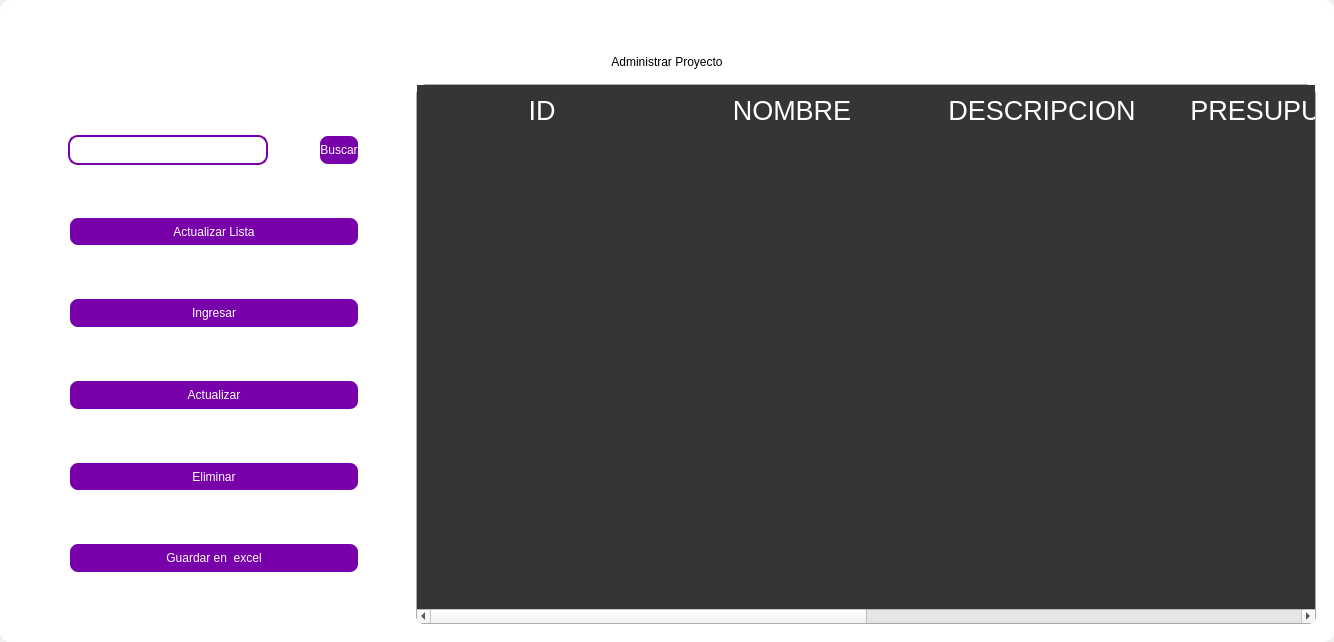
Qt form design/standar/mainproject1.ui (codemiguel-dev/ERP-EmprendeSoft-Desktop) before a commit.
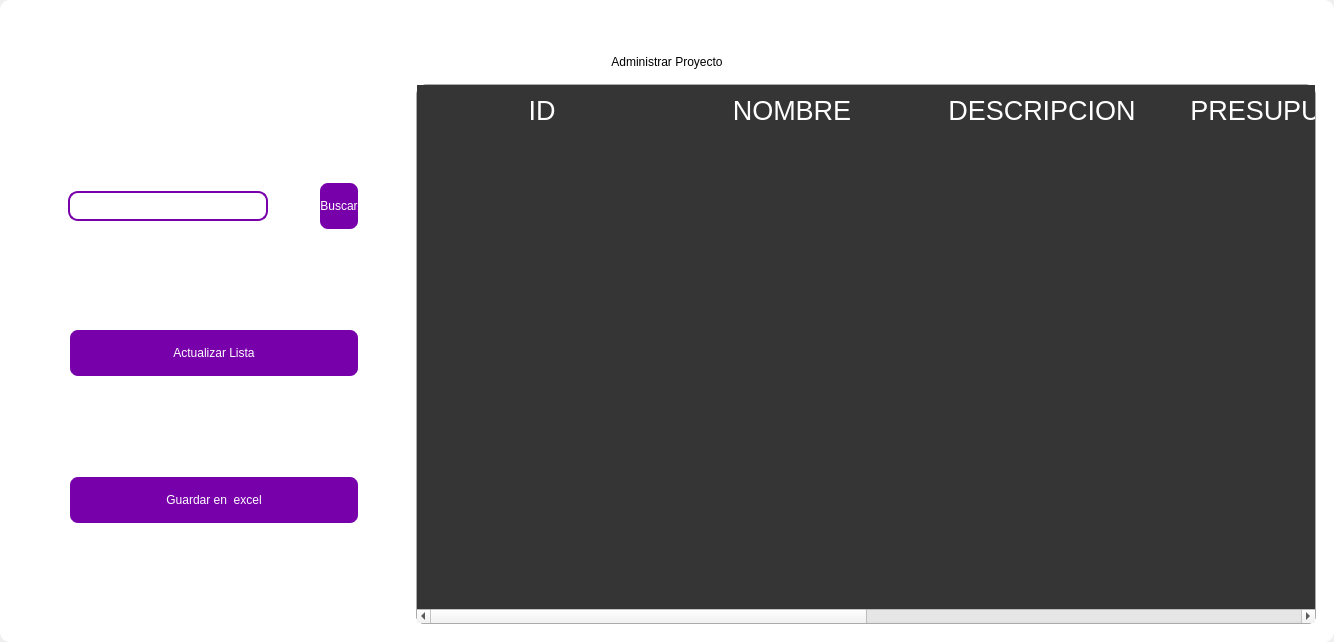
The same form after that commit. Icons and pictures are not drawn.

Patch:
```diff
--- a/design/standar/mainproject1.ui
+++ b/design/standar/mainproject1.ui
@@ -517,123 +517,6 @@
               </property>
              </widget>
             </item>
-            <item>
-             <widget class="QPushButton" name="btn_add">
-              <property name="maximumSize">
-               <size>
-                <width>300</width>
-                <height>50</height>
-               </size>
-              </property>
-              <property name="cursor">
-               <cursorShape>PointingHandCursor</cursorShape>
-              </property>
-              <property name="styleSheet">
-               <string notr="true">QPushButton{
-border-radius:10px; 
-font: 12pt &quot;Arial&quot;;
-color: rgb(255, 255, 254);
-border: 2px solid #ffffff;
-	background-color: rgb(120, 0, 171);
-}
-
-QPushButton:hover{
-border-radius:10px; 
-font: 12pt &quot;Arial&quot;;
-color: rgb(255, 255, 255);
-border: 2px solid rgb(120, 0, 171);
-	background-color: rgb(120, 0, 171);
-}</string>
-              </property>
-              <property name="text">
-               <string>Ingresar</string>
-              </property>
-              <property name="iconSize">
-               <size>
-                <width>35</width>
-                <height>35</height>
-               </size>
-              </property>
-             </widget>
-            </item>
-            <item>
-             <widget class="QPushButton" name="btn_update">
-              <property name="maximumSize">
-               <size>
-                <width>300</width>
-                <height>50</height>
-               </size>
-              </property>
-              <property name="cursor">
-               <cursorShape>PointingHandCursor</cursorShape>
-              </property>
-              <property name="styleSheet">
-               <string notr="true">QPushButton{
-border-radius:10px; 
-font: 12pt &quot;Arial&quot;;
-color: rgb(255, 255, 254);
-border: 2px solid #ffffff;
-	background-color: rgb(120, 0, 171);
-}
-
-QPushButton:hover{
-border-radius:10px; 
-font: 12pt &quot;Arial&quot;;
-color: rgb(255, 255, 255);
-border: 2px solid rgb(120, 0, 171);
-	background-color: rgb(120, 0, 171);
-}</string>
-              </property>
-              <property name="text">
-               <string>Actualizar</string>
-              </property>
-              <property name="iconSize">
-               <size>
-                <width>35</width>
-                <height>35</height>
-               </size>
-              </property>
-             </widget>
-            </item>
-            <item>
-             <widget class="QPushButton" name="btn_delete">
-              <property name="maximumSize">
-               <size>
-                <width>300</width>
-                <height>50</height>
-               </size>
-              </property>
-              <property name="cursor">
-               <cursorShape>PointingHandCursor</cursorShape>
-              </property>
-              <property name="styleSheet">
-               <string notr="true">QPushButton{
-border-radius:10px; 
-font: 12pt &quot;Arial&quot;;
-color: rgb(255, 255, 254);
-border: 2px solid #ffffff;
-	background-color: rgb(120, 0, 171);
-}
-
-QPushButton:hover{
-border-radius:10px; 
-font: 12pt &quot;Arial&quot;;
-color: rgb(255, 255, 255);
-border: 2px solid rgb(120, 0, 171);
-	background-color: rgb(120, 0, 171);
-}</string>
-              </property>
-              <property name="text">
-               <string>Eliminar</string>
-              </property>
-              <property name="iconSize">
-               <size>
-                <width>35</width>
-                <height>35</height>
-               </size>
-              </property>
-             </widget>
-            </item>
             <item>
              <widget class="QPushButton" name="btn_excel">
               <property name="minimumSize">
```
